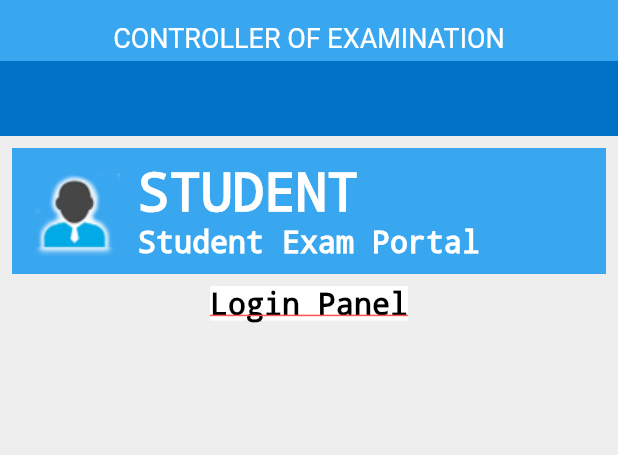
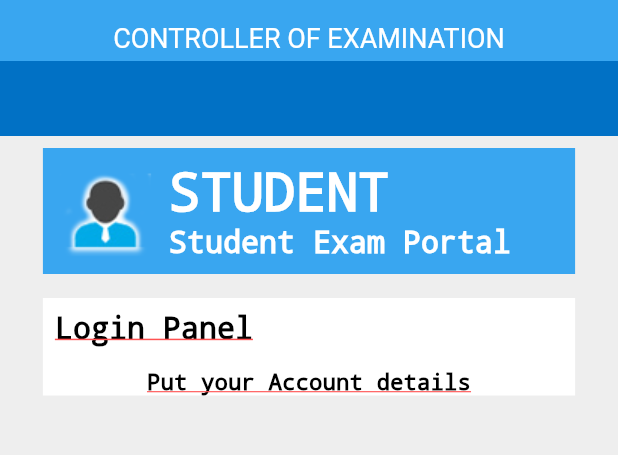
Before and after one commit to Muskan-Khan/Jamia-Students-Portal-App, a Flutter app: the screen it shows after launch, on a phone screen of 412 x 824 dp, the part 146-601 px from its top. Run offline on Flutter 3.47's test engine with Material 2 defaults, Android fonts, the phone set to English and light mode, and no system bars.

Commit message:
Further modifications in Login screen

```diff
--- a/students_portal/lib/internal_screens/dashboard.dart
+++ b/students_portal/lib/internal_screens/dashboard.dart
@@ -11,7 +11,8 @@ class LoggedInCandidateDashboard extends StatelessWidget {
       children: [
         const CustomHeader(),
         // MyStatelessWidget()
-        SingleChildScrollView(
+        Expanded(
+          child: SingleChildScrollView(
             child: ConstrainedBox(
               constraints: const BoxConstraints(
                 minHeight: 200,
@@ -22,7 +23,7 @@ class LoggedInCandidateDashboard extends StatelessWidget {
                     Container(
                       // A fixed-height child.
                       color: const Color(0xffeeee00), // Yellow
-                    height: 220.0,
+                      height: 520.0,
                       alignment: Alignment.center,
                     ),
                     Container(
@@ -35,6 +36,7 @@ class LoggedInCandidateDashboard extends StatelessWidget {
                 ),
               ),
             ),
+          ),
         )
       ],
     );
--- a/students_portal/lib/internal_screens/login.dart
+++ b/students_portal/lib/internal_screens/login.dart
@@ -22,12 +22,25 @@ class LoginField extends StatelessWidget {
   }
 }
 
-class LoginFieldHead extends StatelessWidget {
+class LoginFieldHead extends StatefulWidget {
+  const LoginFieldHead({Key? key}) : super(key: key);
+
+  @override
+  State<LoginFieldHead> createState() => _LoginFieldHeadState();
+}
+
+class _LoginFieldHeadState extends State<LoginFieldHead> {
+  final bool _value = false;
+
+  int val = -1;
+
   @override
   Widget build(BuildContext context) {
     // TODO: implement build
-    return Column(
-
+    return Center(
+      child: SizedBox(
+        width: MediaQuery.of(context).size.width * 0.9,
+        child: Column(
           children: [
             Padding(
               padding: const EdgeInsets.all(8.0),
@@ -64,7 +77,16 @@ class LoginFieldHead extends StatelessWidget {
                 ),
               ),
             ),
-        Container(
+            Padding(
+              padding: const EdgeInsets.all(8.0),
+              child: Container(
+                color: Colors.white,
+                child: Column(
+                  children: [
+                    Padding(
+                      padding: const EdgeInsets.all(8.0),
+                      child: Container(
+                        width: MediaQuery.of(context).size.width,
                         color: Colors.white,
                         child: Column(
                           crossAxisAlignment: CrossAxisAlignment.start,
@@ -80,8 +102,38 @@ class LoginFieldHead extends StatelessWidget {
                             )
                           ],
                         ),
+                      ),
+                    ),
+                    Padding(
+                      padding: const EdgeInsets.only(top: 8.0),
+                      child: Column(
+                        crossAxisAlignment: CrossAxisAlignment.start,
+                        children: const [
+                          Text(
+                            "Put your Account details",
+                            style: TextStyle(
+                                decorationColor: Colors.redAccent,
+                                decorationThickness: 1,
+                                fontSize: 15,
+                                decorationStyle: TextDecorationStyle.solid,
+                                color: Colors.black),
                           )
                         ],
+                      ),
+                    ),
+                  ],
+                ),
+              ),
+            )
+            // RadioButtons()
+            //Label
+            // InputBox()
+            //Label
+            // InputBox()
+            //Button
+          ],
+        ),
+      ),
     );
   }
 }
```
Lines whose indentation alone changed are shown as unchanged.
